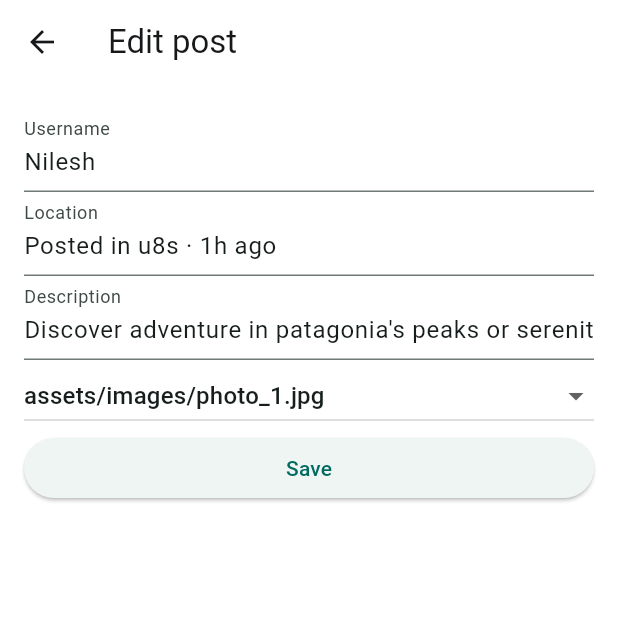
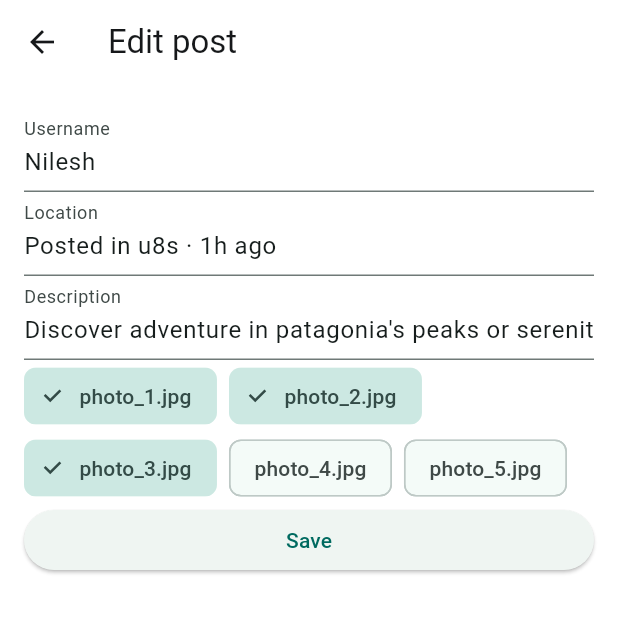
Before and after one commit to Vvvmmp/7sem, a Flutter app: the HiveScreen screen opened directly, scrolled down 287 dp, after a tap on the "edit" icon, on a phone screen of 412 x 824 dp, the top half of it. Run offline on Flutter 3.47's test engine with Material 3 defaults, Android fonts, the phone set to English and light mode, and no system bars; our stand-ins replace flutter_secure_storage, hive, image_picker, sqflite; accounts and stored records are empty.

Commit message:
Mobile Lab №9: Provider state management (ChangeNotifier, MultiProvider, Consumer)

```diff
--- /dev/null
+++ b/Prog_mobile_app/lab4-5/messenger/lib/data/hive_model.dart
@@ -0,0 +1,38 @@
+import 'package:flutter/foundation.dart';
+
+import 'hive_store.dart';
+import 'models/post.dart';
+
+class HiveModel extends ChangeNotifier {
+  String user = 'Admin';
+  bool onlyFavorites = false;
+
+  bool get isAdmin => HiveStore.users.get(user)!.isAdmin;
+  List<int> get favs => HiveStore.favs(user);
+  List<int> get keys => HiveStore.posts.keys.cast<int>().where((k) => !onlyFavorites || favs.contains(k)).toList();
+
+  void setUser(String name) {
+    user = name;
+    notifyListeners();
+  }
+
+  void toggleOnlyFavorites() {
+    onlyFavorites = !onlyFavorites;
+    notifyListeners();
+  }
+
+  Future<void> setFav(int key, bool on) async {
+    await HiveStore.setFav(user, key, on);
+    notifyListeners();
+  }
+
+  Future<void> deletePost(int key) async {
+    await HiveStore.deletePost(key);
+    notifyListeners();
+  }
+
+  Future<void> savePost(int? key, PostItem post) async {
+    key == null ? await HiveStore.posts.add(post) : await HiveStore.posts.put(key, post);
+    notifyListeners();
+  }
+}
--- a/Prog_mobile_app/lab4-5/messenger/lib/data/hive_store.dart
+++ b/Prog_mobile_app/lab4-5/messenger/lib/data/hive_store.dart
@@ -14,9 +14,8 @@ class HiveStore {
 
   static late Box<AppUser> users;
   static late Box<PostItem> posts;
-  static late Box favorites; // имя пользователя -> List<int> ключей постов
+  static late Box favorites;
 
-  /// Ключ шифрования лежит в защищённом хранилище ОС (Keychain / Keystore).
   static Future<List<int>> secureKey() async {
     const storage = FlutterSecureStorage();
     final saved = await storage.read(key: 'hive_key');
@@ -50,7 +49,13 @@ class HiveStore {
     return favorites.put(user, list);
   }
 
-  /// Читает копию бокса со случайным («неправильным») ключом.
+  static Future<void> deletePost(int postKey) async {
+    await posts.delete(postKey);
+    for (final user in favorites.keys) {
+      await setFav(user, postKey, false);
+    }
+  }
+
   static Future<String> wrongKeyDemo() async {
     final dir = File(posts.path!).parent.path;
     await File(posts.path!).copy('$dir/posts_demo.hive');
@@ -68,7 +73,6 @@ class HiveStore {
     }
   }
 
-  /// Сжимает файл бокса, удаляя записи о стёртых и перезаписанных значениях.
   static Future<String> compact() async {
     final file = File(posts.path!);
     final before = file.lengthSync();
--- a/Prog_mobile_app/lab4-5/messenger/lib/screens/hive_screen.dart
+++ b/Prog_mobile_app/lab4-5/messenger/lib/screens/hive_screen.dart
@@ -1,72 +1,61 @@
 import 'package:flutter/material.dart';
+import 'package:provider/provider.dart';
 
+import '../data/hive_model.dart';
 import '../data/hive_store.dart';
 import '../widgets/post_card.dart';
 import 'post_detail_screen.dart';
 import 'post_form_screen.dart';
 
-class HiveScreen extends StatefulWidget {
+class HiveScreen extends StatelessWidget {
   const HiveScreen({super.key});
 
-  @override
-  State<HiveScreen> createState() => _HiveScreenState();
-}
-
-class _HiveScreenState extends State<HiveScreen> {
-  String _userName = 'Admin';
-  bool _onlyFavorites = false;
-
-  bool get _isAdmin => HiveStore.users.get(_userName)!.isAdmin;
-
-  Future<void> _open(Widget screen) async {
-    await Navigator.push(context, MaterialPageRoute(builder: (_) => screen));
-    setState(() {});
+  void _open(BuildContext context, Widget screen) {
+    Navigator.push(context, MaterialPageRoute(builder: (_) => screen));
   }
 
-  Future<void> _openPost(int key) async {
+  Future<void> _openPost(BuildContext context, int key) async {
+    final model = context.read<HiveModel>();
     final liked = await Navigator.push<bool>(
       context,
       MaterialPageRoute(
-        builder: (_) => PostDetailScreen(
-          post: HiveStore.posts.get(key)!,
-          liked: HiveStore.favs(_userName).contains(key),
-        ),
+        builder: (_) => PostDetailScreen(post: HiveStore.posts.get(key)!, liked: model.favs.contains(key)),
       ),
     );
-    if (liked != null) await HiveStore.setFav(_userName, key, liked);
-    setState(() {});
+    if (liked != null) await model.setFav(key, liked);
   }
 
-  Future<void> _info(Future<String> action) async {
+  Future<void> _info(BuildContext context, Future<String> action) async {
     final text = await action;
-    if (mounted) showDialog(context: context, builder: (_) => AlertDialog(content: Text(text)));
+    if (context.mounted) showDialog(context: context, builder: (_) => AlertDialog(content: Text(text)));
   }
 
   @override
   Widget build(BuildContext context) {
-    final favs = HiveStore.favs(_userName);
-    final keys = HiveStore.posts.keys.cast<int>().where((k) => !_onlyFavorites || favs.contains(k)).toList();
+    final model = context.watch<HiveModel>();
+    final favs = model.favs;
+    final keys = model.keys;
     return Scaffold(
       appBar: AppBar(
         title: DropdownButton<String>(
-          value: _userName,
+          value: model.user,
           items: [
             for (final u in HiveStore.users.values)
               DropdownMenuItem(value: u.name, child: Text('${u.name} (${u.role})')),
           ],
-          onChanged: (value) => setState(() => _userName = value!),
+          onChanged: (value) => context.read<HiveModel>().setUser(value!),
         ),
         actions: [
           IconButton(
-            icon: Icon(_onlyFavorites ? Icons.favorite : Icons.favorite_border),
-            onPressed: () => setState(() => _onlyFavorites = !_onlyFavorites),
+            icon: Icon(model.onlyFavorites ? Icons.favorite : Icons.favorite_border),
+            onPressed: () => context.read<HiveModel>().toggleOnlyFavorites(),
           ),
-          IconButton(icon: const Icon(Icons.vpn_key_outlined), onPressed: () => _info(HiveStore.wrongKeyDemo())),
-          IconButton(icon: const Icon(Icons.compress), onPressed: () => _info(HiveStore.compact())),
+          IconButton(icon: const Icon(Icons.vpn_key_outlined), onPressed: () => _info(context, HiveStore.wrongKeyDemo())),
+          IconButton(icon: const Icon(Icons.compress), onPressed: () => _info(context, HiveStore.compact())),
         ],
       ),
-      floatingActionButton: _isAdmin
-          ? FloatingActionButton(onPressed: () => _open(const PostFormScreen()), child: const Icon(Icons.add))
+      floatingActionButton: model.isAdmin
+          ? FloatingActionButton(onPressed: () => _open(context, const PostFormScreen()), child: const Icon(Icons.add))
           : null,
       body: ListView.builder(
         itemCount: keys.length,
@@ -74,19 +63,16 @@ class _HiveScreenState extends State<HiveScreen> {
           final key = keys[index];
           return Column(
             children: [
-              GestureDetector(onTap: () => _openPost(key), child: PostCard(post: HiveStore.posts.get(key)!)),
+              GestureDetector(onTap: () => _openPost(context, key), child: PostCard(post: HiveStore.posts.get(key)!)),
               Row(
                 children: [
                   if (favs.contains(key)) const Padding(padding: EdgeInsets.only(left: 16), child: Icon(Icons.favorite)),
                   const Spacer(),
-                  if (_isAdmin) ...[
-                    IconButton(icon: const Icon(Icons.edit), onPressed: () => _open(PostFormScreen(postKey: key))),
+                  if (model.isAdmin) ...[
+                    IconButton(icon: const Icon(Icons.edit), onPressed: () => _open(context, PostFormScreen(postKey: key))),
                     IconButton(
                       icon: const Icon(Icons.delete),
-                      onPressed: () async {
-                        await HiveStore.posts.delete(key);
-                        setState(() {});
-                      },
+                      onPressed: () => context.read<HiveModel>().deletePost(key),
                     ),
                   ],
                 ],
--- a/Prog_mobile_app/lab4-5/messenger/lib/screens/post_form_screen.dart
+++ b/Prog_mobile_app/lab4-5/messenger/lib/screens/post_form_screen.dart
@@ -1,5 +1,7 @@
 import 'package:flutter/material.dart';
+import 'package:provider/provider.dart';
 
+import '../data/hive_model.dart';
 import '../data/hive_store.dart';
 import '../data/models/post.dart';
 
@@ -19,10 +21,10 @@ class _PostFormScreenState extends State<PostFormScreen> {
   late final _username = TextEditingController(text: _old?.username);
   late final _meta = TextEditingController(text: _old?.meta);
   late final _caption = TextEditingController(text: _old?.captionPrefix);
-  late String _image = _old?.imageAssets.first ?? _photos.first;
+  late final List<String> _images = [...?_old?.imageAssets];
 
   Future<void> _save() async {
-    if (_username.text.isEmpty || _caption.text.isEmpty) return;
+    if (_username.text.isEmpty || _caption.text.isEmpty || _images.isEmpty) return;
     final post = PostItem(
       avatarAsset: _old?.avatarAsset ?? 'assets/images/avatar_me.jpg',
       username: _username.text,
@@ -30,9 +32,9 @@ class _PostFormScreenState extends State<PostFormScreen> {
       captionPrefix: _caption.text,
       captionMention: _old?.captionMention ?? '',
       captionSuffix: _old?.captionSuffix ?? '',
-      imageAssets: [_image],
+      imageAssets: _images,
     );
-    widget.postKey == null ? await HiveStore.posts.add(post) : await HiveStore.posts.put(widget.postKey, post);
+    await context.read<HiveModel>().savePost(widget.postKey, post);
     if (mounted) Navigator.pop(context);
   }
 
@@ -46,11 +48,16 @@ class _PostFormScreenState extends State<PostFormScreen> {
           TextField(controller: _username, decoration: const InputDecoration(labelText: 'Username')),
           TextField(controller: _meta, decoration: const InputDecoration(labelText: 'Location')),
           TextField(controller: _caption, decoration: const InputDecoration(labelText: 'Description')),
-          DropdownButton<String>(
-            value: _image,
-            isExpanded: true,
-            items: [for (final p in _photos) DropdownMenuItem(value: p, child: Text(p))],
-            onChanged: (value) => setState(() => _image = value!),
+          Wrap(
+            spacing: 8,
+            children: [
+              for (final p in {..._photos, ..._images})
+                FilterChip(
+                  label: Text(p.split('/').last),
+                  selected: _images.contains(p),
+                  onSelected: (on) => setState(() => on ? _images.add(p) : _images.remove(p)),
+                ),
+            ],
           ),
           ElevatedButton(onPressed: _save, child: const Text('Save')),
         ],
--- a/Prog_mobile_app/lab4-5/messenger/pubspec.yaml
+++ b/Prog_mobile_app/lab4-5/messenger/pubspec.yaml
@@ -39,6 +39,7 @@ dependencies:
   path_provider: ^2.1.6
   hive: ^2.2.3
   flutter_secure_storage: ^11.2.0
+  provider: ^6.1.5+1
 
 dev_dependencies:
   flutter_test:
```
Also changed, not shown: Prog_mobile_app/lab4-5/messenger/lib/main.dart (+6 -1 lines), Prog_mobile_app/lab4-5/messenger/lib/screens/feed_screen.dart (+12 -0 lines), Prog_mobile_app/lab4-5/messenger/pubspec.lock, 2 other files.
